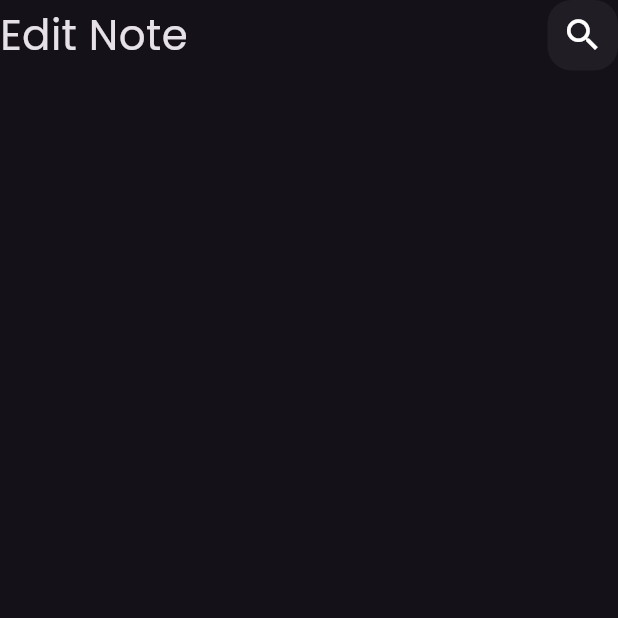
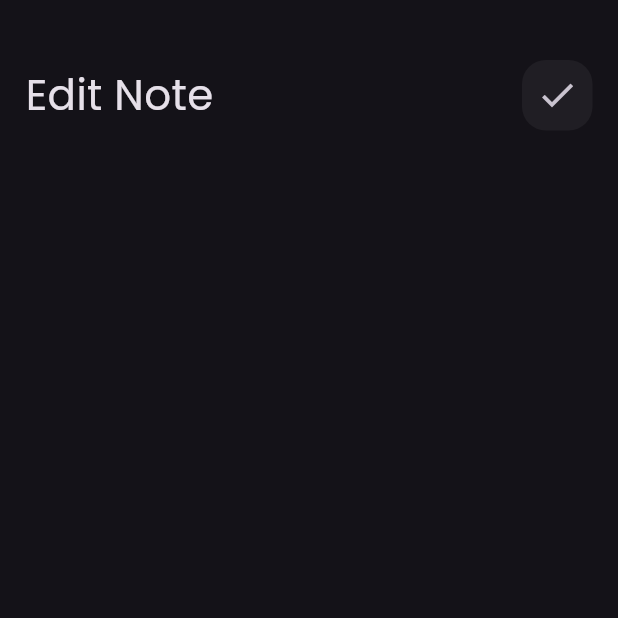
Before and after one commit to youssef336/notes_app, a Flutter app: the screen it shows after launch, after a tap on "data", on a phone screen of 412 x 824 dp, the top half of it. Run offline on Flutter 3.47's test engine with Material 3 defaults, Android fonts, the phone set to English and light mode, and no system bars.

Commit message:
add custom app bar to edit note view

```diff
--- a/lib/views/widgets/Custom_app_bar.dart
+++ b/lib/views/widgets/Custom_app_bar.dart
@@ -4,15 +4,16 @@ import 'package:flutter/material.dart';
 import 'package:note_app/views/widgets/custome_search_icon.dart';
 
 class Custom_app_bar extends StatelessWidget {
-  Custom_app_bar({super.key, required this.text});
-  String text;
+  const Custom_app_bar({super.key, required this.text, required this.icon});
+  final String text;
+  final IconData icon;
   @override
   Widget build(BuildContext context) {
     return Row(
       children: [
         Text(text, style: TextStyle(fontSize: 28)),
         Spacer(),
-        CustomSearchIcon(),
+        CustomSearchIcon(icon: icon),
       ],
     );
   }
--- a/lib/views/widgets/Notes_view_body.dart
+++ b/lib/views/widgets/Notes_view_body.dart
@@ -15,7 +15,7 @@ class NotesView_Body extends StatelessWidget {
       child: Column(
         children: [
           const SizedBox(height: 40),
-          Custom_app_bar(text: 'Notes'),
+          Custom_app_bar(text: 'Notes', icon: Icons.search),
           const Expanded(child: NotesListView()),
         ],
       ),
--- a/lib/views/widgets/custome_search_icon.dart
+++ b/lib/views/widgets/custome_search_icon.dart
@@ -1,8 +1,8 @@
 import 'package:flutter/material.dart';
 
 class CustomSearchIcon extends StatelessWidget {
-  const CustomSearchIcon({super.key});
-
+  CustomSearchIcon({super.key, required this.icon});
+  final IconData icon;
   @override
   Widget build(BuildContext context) {
     return Container(
@@ -12,7 +12,7 @@ class CustomSearchIcon extends StatelessWidget {
         color: Colors.white.withValues(alpha: .05),
         borderRadius: BorderRadius.circular(16),
       ),
-      child: const Center(child: Icon(Icons.search, size: 28)),
+      child: IconButton(onPressed: () {}, icon: Icon(icon, size: 28)),
     );
   }
 }
--- a/lib/views/widgets/edit_note_view_body.dart
+++ b/lib/views/widgets/edit_note_view_body.dart
@@ -6,6 +6,14 @@ class EditNoteViewBody extends StatelessWidget {
 
   @override
   Widget build(BuildContext context) {
-    return Custom_app_bar(text: 'Edit Note');
+    return Padding(
+      padding: const EdgeInsets.symmetric(horizontal: 17),
+      child: Column(
+        children: const [
+          SizedBox(height: 40),
+          Custom_app_bar(text: 'Edit Note', icon: Icons.check),
+        ],
+      ),
+    );
   }
 }
```
